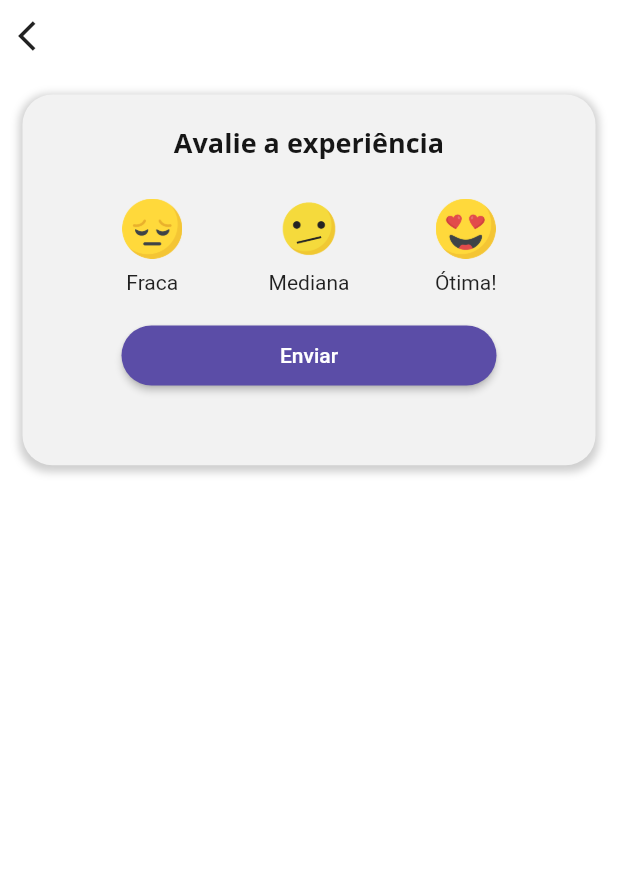
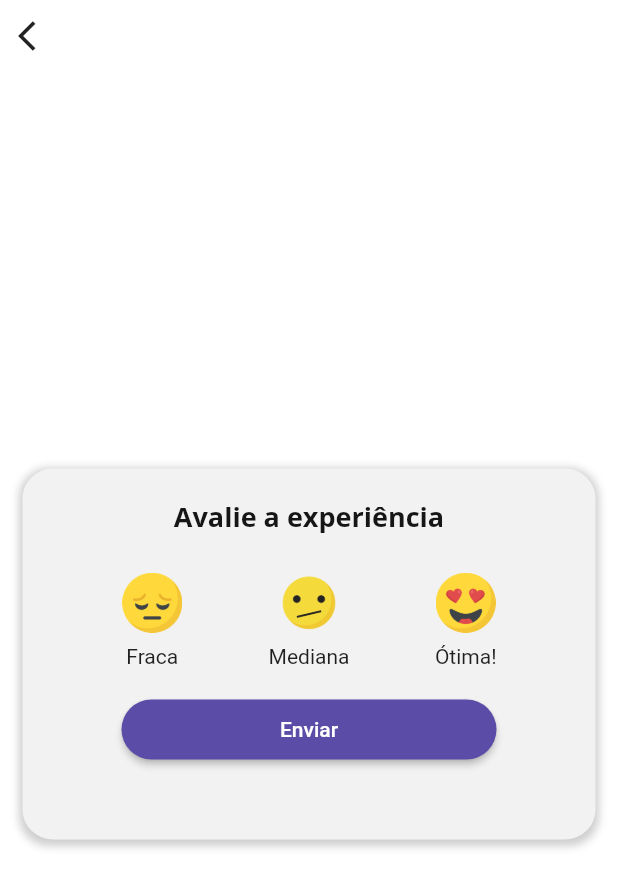
Before and after one commit to MarUguedes/Xtintas, a Flutter app: the SatisfactionPage screen opened by its route, on a phone screen of 412 x 824 dp. Shown: the top 888 px of the screen. Run offline on Flutter 3.47's test engine with Material 2 defaults, Android fonts, the phone set to English and light mode, and no system bars; our stand-ins replace bloc, flutter_bloc, google_fonts.

```diff
--- a/lib/controller/bloc/ink_bloc.dart
+++ b/lib/controller/bloc/ink_bloc.dart
@@ -5,13 +5,15 @@ import 'package:xtintas/models/ink.dart';
 class BlocInkState {
   final List<Ink> inks;
   final StatusInk status;
+  final int currentPage;
 
+  BlocInkState(this.inks, this.status, this.currentPage);
+  static BlocInkState get empty => BlocInkState([], StatusInk.empty, 0);
 
-  BlocInkState(this.inks, this.status);
-  static BlocInkState get empty => BlocInkState([], StatusInk.empty);
-
-  BlocInkState copyWith({List<Ink>? inks, StatusInk? status}) {
-    return BlocInkState(inks ?? this.inks, status ?? this.status);
+  BlocInkState copyWith(
+      {List<Ink>? inks, StatusInk? status, int? currentPage}) {
+    return BlocInkState(inks ?? this.inks, status ?? this.status,
+        currentPage ?? this.currentPage);
   }
 }
 
@@ -21,6 +23,10 @@ class BlocInk extends Cubit<BlocInkState> {
   BlocInk(BlocInkState initialState) : super(BlocInkState.empty);
 
   InkRepository repository = InkRepository();
+
+  void setCurrentPage(int page) {
+    emit(state.copyWith(currentPage: page));
+  }
 
   void getInks() async {
     emit(state.copyWith(status: StatusInk.loading));
@@ -33,7 +39,6 @@ class BlocInk extends Cubit<BlocInkState> {
     }
     state.inks.forEach(
       (element) => print('${element.name}'),
-
     );
   }
 }
--- a/lib/presentation/views/login_page.dart
+++ b/lib/presentation/views/login_page.dart
@@ -152,7 +152,7 @@ class _LoginPageState extends State<LoginPage> {
                       maximumSize: const Size(200, 70),
                     ),
                   ),
-                  SizedBox(height: screenSize.height * 0.03),
+                  SizedBox(height: screenSize.height * 0.01),
                   Text(
                     "Esqueci a minha senha",
                     style: CustomFont.inputTextStyle2,
--- a/lib/presentation/views/satisfaction_page.dart
+++ b/lib/presentation/views/satisfaction_page.dart
@@ -21,12 +21,15 @@ class SatisfactionPage extends StatelessWidget {
                         Navigator.of(context).pushNamed('/homePage');
                       }),
                       icon: const Icon(Icons.arrow_back_ios))),
-          Container(
-            color: Colors.white,
-            child: Center(
+
+              Expanded(
+                child: Column(
+                  mainAxisAlignment:MainAxisAlignment.center,
+                  children: [
+                     Center(
                 child: Padding(
-              padding: const EdgeInsets.all(15.0),
-              child: SizedBox(
+                          padding: const EdgeInsets.all(15.0),
+                          child: SizedBox(
                 height: screenSize.height * 0.30,
                 child: Container(
                   decoration: BoxDecoration(
@@ -104,9 +107,14 @@ class SatisfactionPage extends StatelessWidget {
                         ]),
                   ),
                 ),
+                          ),
+                        )
+                        ),
+
+                  ],
+                ),
               ),
-            )),
-          ),
+
         ],
       ),
     );
```
Also changed, not shown: lib/presentation/views/doubt_page.dart (+10 -3 lines), lib/presentation/views/home_page.dart (+31 -41 lines), lib/presentation/widgets/differentials_presentation_widget.dart (+5 -4 lines), lib/presentation/widgets/ink_presentation_widget.dart (+23 -14 lines).
